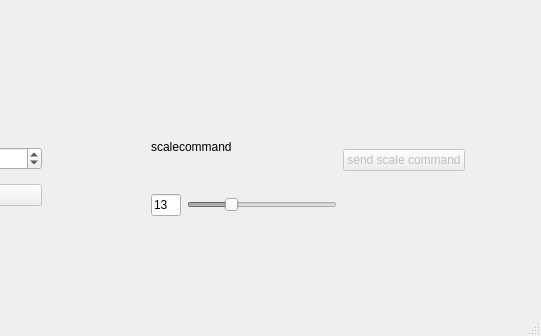
The window that gui.ui (marvin2k/guibabel) describes before a commit, drawn with Qt 5; both pictures show x 259 to 800 and y 464 to 800 of the 800 by 800 pixel window.
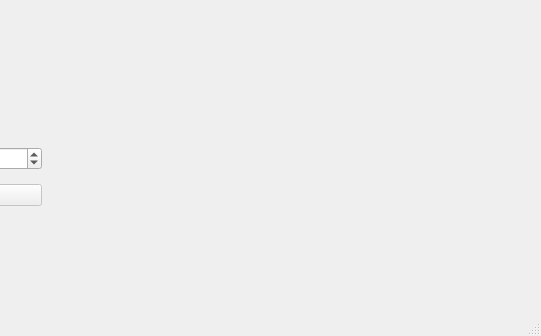
The same window after the commit. Custom widgets are drawn as their Qt base class.

Commit message: removed scaleCommand from project, since it now sent by SpaceClimberControl. not supported by guibabel anymore

Patch:
```diff
--- a/gui.ui
+++ b/gui.ui
@@ -284,115 +284,6 @@
      </item>
     </layout>
    </widget>
-   <widget class="QWidget" name="layoutWidget2">
-    <property name="geometry">
-     <rect>
-      <x>410</x>
-      <y>550</y>
-      <width>381</width>
-      <height>111</height>
-     </rect>
-    </property>
-    <layout class="QHBoxLayout" name="horizontalLayout_6">
-     <item>
-      <layout class="QVBoxLayout" name="verticalLayout_7">
-       <item>
-        <widget class="QLabel" name="label_6">
-         <property name="text">
-          <string>scalecommand</string>
-         </property>
-        </widget>
-       </item>
-       <item>
-        <layout class="QHBoxLayout" name="horizontalLayout_2">
-         <item>
-          <widget class="QLineEdit" name="lineEdit_scalecommand">
-           <property name="enabled">
-            <bool>true</bool>
-           </property>
-           <property name="sizePolicy">
-            <sizepolicy hsizetype="Fixed" vsizetype="Fixed">
-             <horstretch>0</horstretch>
-             <verstretch>0</verstretch>
-            </sizepolicy>
-           </property>
-           <property name="maximumSize">
-            <size>
-             <width>30</width>
-             <height>16777215</height>
-            </size>
-           </property>
-           <property name="text">
-            <string>13</string>
-           </property>
-          </widget>
-         </item>
-         <item>
-          <widget class="QSlider" name="horizontalSlider_scalecommand">
-           <property name="enabled">
-            <bool>false</bool>
-           </property>
-           <property name="sizePolicy">
-            <sizepolicy hsizetype="Preferred" vsizetype="Fixed">
-             <horstretch>0</horstretch>
-             <verstretch>0</verstretch>
-            </sizepolicy>
-           </property>
-           <property name="minimumSize">
-            <size>
-             <width>150</width>
-             <height>0</height>
-            </size>
-           </property>
-           <property name="maximum">
-            <number>48</number>
-           </property>
-           <property name="pageStep">
-            <number>1</number>
-           </property>
-           <property name="value">
-            <number>13</number>
-           </property>
-           <property name="orientation">
-            <enum>Qt::Horizontal</enum>
-           </property>
-          </widget>
-         </item>
-        </layout>
-       </item>
-      </layout>
-     </item>
-     <item>
-      <widget class="QPushButton" name="pushButton_send_scale_command">
-       <property name="enabled">
-        <bool>false</bool>
-       </property>
-       <property name="sizePolicy">
-        <sizepolicy hsizetype="Fixed" vsizetype="Fixed">
-         <horstretch>0</horstretch>
-         <verstretch>0</verstretch>
-        </sizepolicy>
-       </property>
-       <property name="text">
-        <string>send scale command</string>
-       </property>
-      </widget>
-     </item>
-     <item>
-      <spacer name="horizontalSpacer_9">
-       <property name="orientation">
-        <enum>Qt::Horizontal</enum>
-       </property>
-       <property name="sizeHint" stdset="0">
-        <size>
-         <width>40</width>
-         <height>20</height>
-        </size>
-       </property>
-      </spacer>
-     </item>
-    </layout>
-   </widget>
    <widget class="QWidget" name="horizontalLayoutWidget">
     <property name="geometry">
      <rect>
```
The commit also changes 4 other files.
